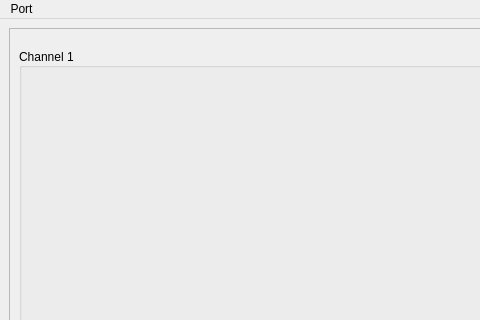
The window that mainwindow.ui (Kortepk/Oscillo-Parser) describes before a commit, drawn with Qt 5; both pictures show x 0 to 480 and y 0 to 320 of the 683 by 432 pixel window.
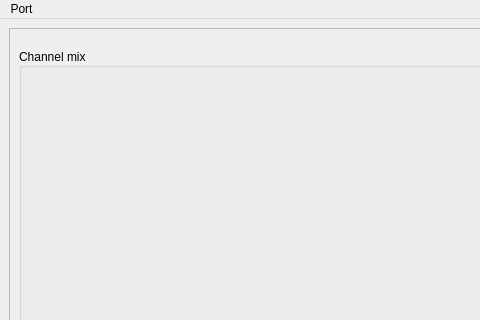
The same window after the commit.

Commit message: * Add mix channel for overlay channel's

```diff
--- a/mainwindow.ui
+++ b/mainwindow.ui
@@ -95,7 +95,7 @@
              </size>
             </property>
             <property name="title">
-             <string>Channel 1</string>
+             <string>Channel mix</string>
             </property>
             <property name="alignment">
              <set>Qt::AlignLeading|Qt::AlignLeft|Qt::AlignVCenter</set>
```
The commit also changes 7 other files.
